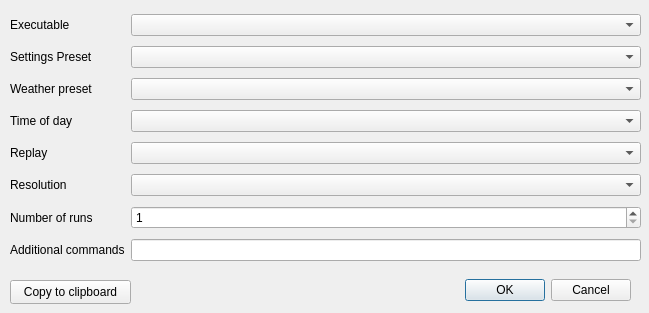
Qt form source/viewer/widgets/TestRunnerDialog.ui (X-Plane/telemetry-viewer) before a commit.
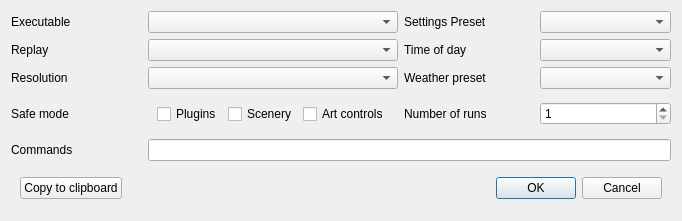
The same form after that commit.

Commit message: The FPS test dialog can now set safe mode variables to easily run without plugins/scenery

What changed in the file:
```diff
--- a/source/viewer/widgets/TestRunnerDialog.ui
+++ b/source/viewer/widgets/TestRunnerDialog.ui
@@ -6,68 +6,25 @@
    <rect>
     <x>0</x>
     <y>0</y>
-    <width>649</width>
-    <height>313</height>
+    <width>682</width>
+    <height>221</height>
    </rect>
   </property>
   <property name="windowTitle">
    <string>Dialog</string>
   </property>
-  <widget class="QDialogButtonBox" name="buttonBox">
-   <property name="geometry">
-    <rect>
-     <x>290</x>
-     <y>270</y>
-     <width>341</width>
-     <height>41</height>
-    </rect>
-   </property>
-   <property name="orientation">
-    <enum>Qt::Orientation::Horizontal</enum>
-   </property>
-   <property name="standardButtons">
-    <set>QDialogButtonBox::StandardButton::Cancel|QDialogButtonBox::StandardButton::Ok</set>
-   </property>
-  </widget>
-  <widget class="QWidget" name="gridLayoutWidget">
-   <property name="geometry">
-    <rect>
-     <x>10</x>
-     <y>10</y>
-     <width>631</width>
-     <height>261</height>
-    </rect>
-   </property>
+  <layout class="QVBoxLayout" name="verticalLayout">
+   <item>
    <layout class="QGridLayout" name="gridLayout">
-    <item row="8" column="2">
-     <widget class="QLineEdit" name="m_additional_commands"/>
-    </item>
-    <item row="8" column="0">
-     <widget class="QLabel" name="label_5">
-      <property name="text">
-       <string>Additional commands</string>
-      </property>
-     </widget>
-    </item>
-    <item row="0" column="2">
-     <widget class="QComboBox" name="m_executable"/>
-    </item>
-    <item row="2" column="0">
+     <item row="4" column="3">
      <widget class="QLabel" name="label_3">
       <property name="text">
        <string>Weather preset</string>
       </property>
      </widget>
     </item>
-    <item row="3" column="2">
-     <widget class="QComboBox" name="m_tod_box"/>
-    </item>
-    <item row="4" column="0">
-     <widget class="QLabel" name="label_4">
-      <property name="text">
-       <string>Replay</string>
-      </property>
-     </widget>
+     <item row="2" column="2">
+      <widget class="QComboBox" name="m_replay_file"/>
     </item>
     <item row="0" column="0">
      <widget class="QLabel" name="label">
@@ -76,47 +33,67 @@
       </property>
      </widget>
     </item>
-    <item row="5" column="0">
-     <widget class="QLabel" name="label_6">
-      <property name="text">
-       <string>Resolution</string>
-      </property>
-     </widget>
-    </item>
-    <item row="3" column="0">
-     <widget class="QLabel" name="label_7">
-      <property name="text">
-       <string>Time of day</string>
-      </property>
-     </widget>
-    </item>
     <item row="4" column="2">
-     <widget class="QComboBox" name="m_replay_file"/>
-    </item>
-    <item row="7" column="0">
-     <widget class="QLabel" name="label_8">
-      <property name="text">
-       <string>Number of runs</string>
-      </property>
-     </widget>
-    </item>
-    <item row="1" column="0">
-     <widget class="QLabel" name="label_2">
-      <property name="text">
-       <string>Settings Preset</string>
-      </property>
-     </widget>
-    </item>
-    <item row="5" column="2">
      <widget class="QComboBox" name="m_resolution_preset"/>
     </item>
-    <item row="1" column="2">
-     <widget class="QComboBox" name="m_settings_preset"/>
-    </item>
-    <item row="2" column="2">
+     <item row="4" column="0">
+      <widget class="QLabel" name="label_6">
+       <property name="text">
+        <string>Resolution</string>
+       </property>
+      </widget>
+     </item>
+     <item row="9" column="0">
+      <widget class="QLabel" name="label_5">
+       <property name="text">
+        <string>Commands</string>
+       </property>
+      </widget>
+     </item>
+     <item row="6" column="2">
+      <widget class="QWidget" name="widget" native="true">
+       <layout class="QHBoxLayout" name="horizontalLayout">
+        <item>
+         <widget class="QCheckBox" name="m_safe_plugins">
+          <property name="text">
+           <string>Plugins</string>
+          </property>
+         </widget>
+        </item>
+        <item>
+         <widget class="QCheckBox" name="m_safe_scenery">
+          <property name="text">
+           <string>Scenery</string>
+          </property>
+         </widget>
+        </item>
+        <item>
+         <widget class="QCheckBox" name="m_safe_art_controls">
+          <property name="text">
+           <string>Art controls</string>
+          </property>
+         </widget>
+        </item>
+       </layout>
+      </widget>
+     </item>
+     <item row="4" column="4">
      <widget class="QComboBox" name="m_weather_preset"/>
     </item>
-    <item row="7" column="2">
+     <item row="2" column="4">
+      <widget class="QComboBox" name="m_tod_box"/>
+     </item>
+     <item row="2" column="0">
+      <widget class="QLabel" name="label_4">
+       <property name="text">
+        <string>Replay</string>
+       </property>
+      </widget>
+     </item>
+     <item row="0" column="2">
+      <widget class="QComboBox" name="m_executable"/>
+     </item>
+     <item row="6" column="4">
      <widget class="QSpinBox" name="m_num_runs">
       <property name="minimum">
        <number>1</number>
@@ -126,21 +103,72 @@
       </property>
      </widget>
     </item>
-   </layout>
-  </widget>
+     <item row="6" column="0">
+      <widget class="QLabel" name="label_9">
+       <property name="text">
+        <string>Safe mode</string>
+       </property>
+      </widget>
+     </item>
+     <item row="0" column="3">
+      <widget class="QLabel" name="label_2">
+       <property name="text">
+        <string>Settings Preset</string>
+       </property>
+      </widget>
+     </item>
+     <item row="2" column="3">
+      <widget class="QLabel" name="label_7">
+       <property name="text">
+        <string>Time of day</string>
+       </property>
+      </widget>
+     </item>
+     <item row="0" column="4">
+      <widget class="QComboBox" name="m_settings_preset"/>
+     </item>
+     <item row="6" column="3">
+      <widget class="QLabel" name="label_8">
+       <property name="text">
+        <string>Number of runs</string>
+       </property>
+      </widget>
+     </item>
+     <item row="9" column="2" colspan="3">
+      <widget class="QLineEdit" name="m_additional_commands"/>
+     </item>
+    </layout>
+   </item>
+   <item>
+    <widget class="QWidget" name="widget_2" native="true">
+     <property name="minimumSize">
+      <size>
+       <width>0</width>
+       <height>40</height>
+      </size>
+     </property>
+     <layout class="QHBoxLayout" name="horizontalLayout_2">
+      <item>
   <widget class="QPushButton" name="m_copy_to_clipboard">
-   <property name="geometry">
-    <rect>
-     <x>10</x>
-     <y>280</y>
-     <width>121</width>
-     <height>24</height>
-    </rect>
-   </property>
    <property name="text">
     <string>Copy to clipboard</string>
    </property>
   </widget>
+      </item>
+      <item>
+       <widget class="QDialogButtonBox" name="buttonBox">
+        <property name="orientation">
+         <enum>Qt::Orientation::Horizontal</enum>
+        </property>
+        <property name="standardButtons">
+         <set>QDialogButtonBox::StandardButton::Cancel|QDialogButtonBox::StandardButton::Ok</set>
+        </property>
+       </widget>
+      </item>
+     </layout>
+    </widget>
+   </item>
+  </layout>
  </widget>
  <resources/>
  <connections>
```
Left out of the diff: 49 changed lines with no effect on the pictures. Lines whose indentation alone changed are shown as unchanged. The commit also changes 3 other files.
